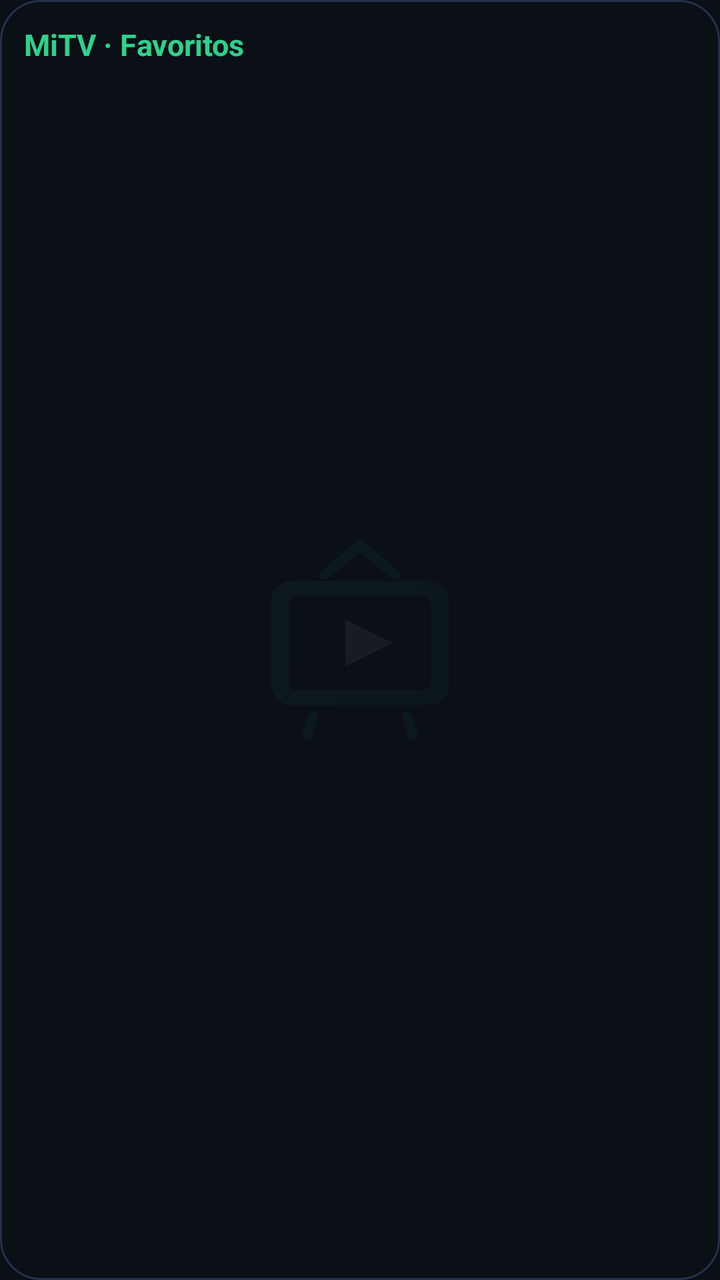
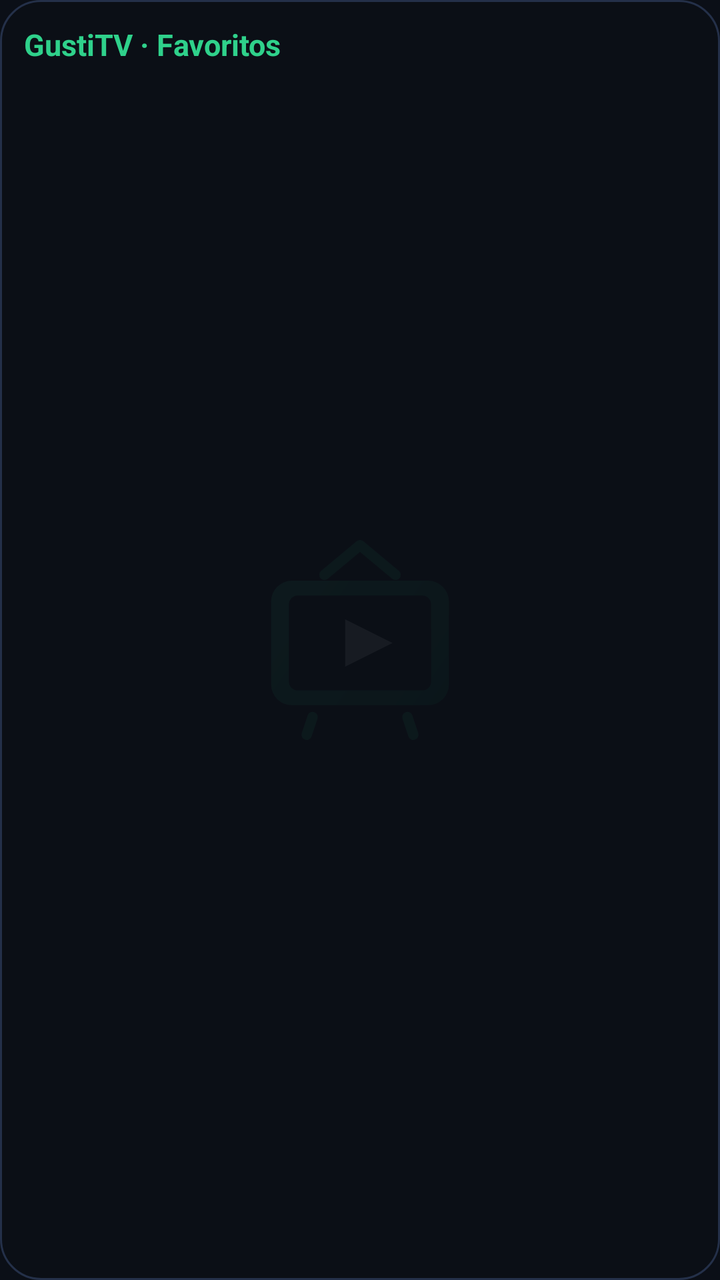

Two renders of the same Android screen: before a commit and after it. Below are the layout's source before the change and the commit's diff.
<!-- AndroidManifest.xml: application theme AppTheme -->
<!-- res/layout/widget_favs.xml -->
<?xml version="1.0" encoding="utf-8"?>
<LinearLayout xmlns:android="http://schemas.android.com/apk/res/android"
    android:layout_width="match_parent"
    android:layout_height="match_parent"
    android:background="@drawable/widget_bg"
    android:orientation="vertical"
    android:padding="12dp">

    <TextView
        android:id="@+id/wTitle"
        android:layout_width="match_parent"
        android:layout_height="wrap_content"
        android:paddingBottom="6dp"
        android:text="MiTV · Favoritos"
        android:textColor="#2FD18B"
        android:textSize="15sp"
        android:textStyle="bold" />

    <TextView
        android:id="@+id/fav1"
        android:layout_width="match_parent"
        android:layout_height="wrap_content"
        android:ellipsize="end"
        android:maxLines="1"
        android:paddingTop="6dp"
        android:paddingBottom="6dp"
        android:textColor="#E8EDF6"
        android:textSize="14sp" />

    <TextView
        android:id="@+id/fav2"
        android:layout_width="match_parent"
        android:layout_height="wrap_content"
        android:ellipsize="end"
        android:maxLines="1"
        android:paddingTop="6dp"
        android:paddingBottom="6dp"
        android:textColor="#E8EDF6"
        android:textSize="14sp" />

    <TextView
        android:id="@+id/fav3"
        android:layout_width="match_parent"
        android:layout_height="wrap_content"
        android:ellipsize="end"
        android:maxLines="1"
        android:paddingTop="6dp"
        android:paddingBottom="6dp"
        android:textColor="#E8EDF6"
        android:textSize="14sp" />

    <TextView
        android:id="@+id/fav4"
        android:layout_width="match_parent"
        android:layout_height="wrap_content"
        android:ellipsize="end"
        android:maxLines="1"
        android:paddingTop="6dp"
        android:paddingBottom="6dp"
        android:textColor="#E8EDF6"
        android:textSize="14sp" />

    <TextView
        android:id="@+id/fav5"
        android:layout_width="match_parent"
        android:layout_height="wrap_content"
        android:ellipsize="end"
        android:maxLines="1"
        android:paddingTop="6dp"
        android:paddingBottom="6dp"
        android:textColor="#E8EDF6"
        android:textSize="14sp" />
</LinearLayout>
<!-- resources referenced by this layout -->
<resources>
  <!-- drawable widget_bg (drawable) -->
  <?xml version="1.0" encoding="utf-8"?>
  <shape xmlns:android="http://schemas.android.com/apk/res/android" android:shape="rectangle">
      <solid android:color="#F20B0F17" />
      <corners android:radius="20dp" />
      <stroke android:width="1dp" android:color="#243049" />
  </shape>
  <style name="AppTheme" parent="android:Theme.Material.NoActionBar">
          <item name="android:windowBackground">@drawable/splash</item>
          <item name="android:statusBarColor">@color/bg</item>
          <item name="android:navigationBarColor">@color/bg</item>
      </style>
  <!-- drawable splash (drawable) -->
  <?xml version="1.0" encoding="utf-8"?>
  <layer-list xmlns:android="http://schemas.android.com/apk/res/android">
      <item android:drawable="@color/bg" />
      <item android:drawable="@drawable/ic_foreground" android:gravity="center" android:width="160dp" android:height="160dp" />
  </layer-list>
  <color name="bg">#0B0F17</color>
  <!-- drawable ic_foreground (drawable) -->
  <?xml version="1.0" encoding="utf-8"?>
  <vector xmlns:android="http://schemas.android.com/apk/res/android"
      xmlns:aapt="http://schemas.android.com/aapt"
      android:width="108dp" android:height="108dp"
      android:viewportWidth="108" android:viewportHeight="108">
      
      <path android:fillColor="#00000000" android:strokeColor="#2FD18B" android:strokeWidth="3.5"
          android:strokeLineCap="round" android:strokeLineJoin="round"
          android:pathData="M42,32 L54,22 L66,32" />
      
      <path android:pathData="M31,34 h46 a7,7 0 0 1 7,7 v28 a7,7 0 0 1 -7,7 h-46 a7,7 0 0 1 -7,-7 v-28 a7,7 0 0 1 7,-7 z">
          <aapt:attr name="android:fillColor">
              <gradient android:startX="24" android:startY="34" android:endX="84" android:endY="76"
                  android:startColor="#3BE3A0" android:endColor="#169E68" android:type="linear" />
          </aapt:attr>
      </path>
      
      <path android:fillColor="#0B0F17"
          android:pathData="M33,39 h42 a3,3 0 0 1 3,3 v26 a3,3 0 0 1 -3,3 h-42 a3,3 0 0 1 -3,-3 v-26 a3,3 0 0 1 3,-3 z" />
      
      <path android:fillColor="#FFFFFF" android:pathData="M49,47 L65,55 L49,63 Z" />
      
      <path android:fillColor="#00000000" android:strokeColor="#2FD18B" android:strokeWidth="3.5"
          android:strokeLineCap="round" android:pathData="M38,80 L36,86 M70,80 L72,86" />
  </vector>
</resources>

<!-- the commit's change to res/layout/widget_favs.xml (unified diff, before → after) -->
@@ -11,7 +11,7 @@
         android:layout_width="match_parent"
         android:layout_height="wrap_content"
         android:paddingBottom="6dp"
-        android:text="MiTV · Favoritos"
+        android:text="GustiTV · Favoritos"
         android:textColor="#2FD18B"
         android:textSize="15sp"
         android:textStyle="bold" />
